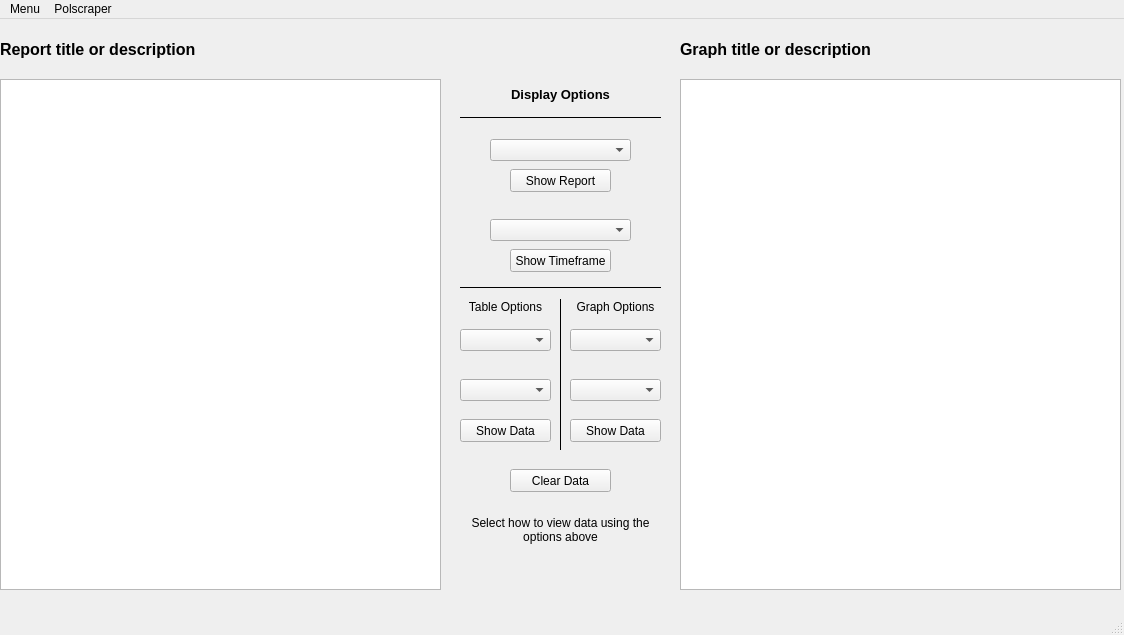
The window that ui/polscraper_data.ui (DaveLeroy64/desktop-gui) describes before a commit, drawn with Qt 5.
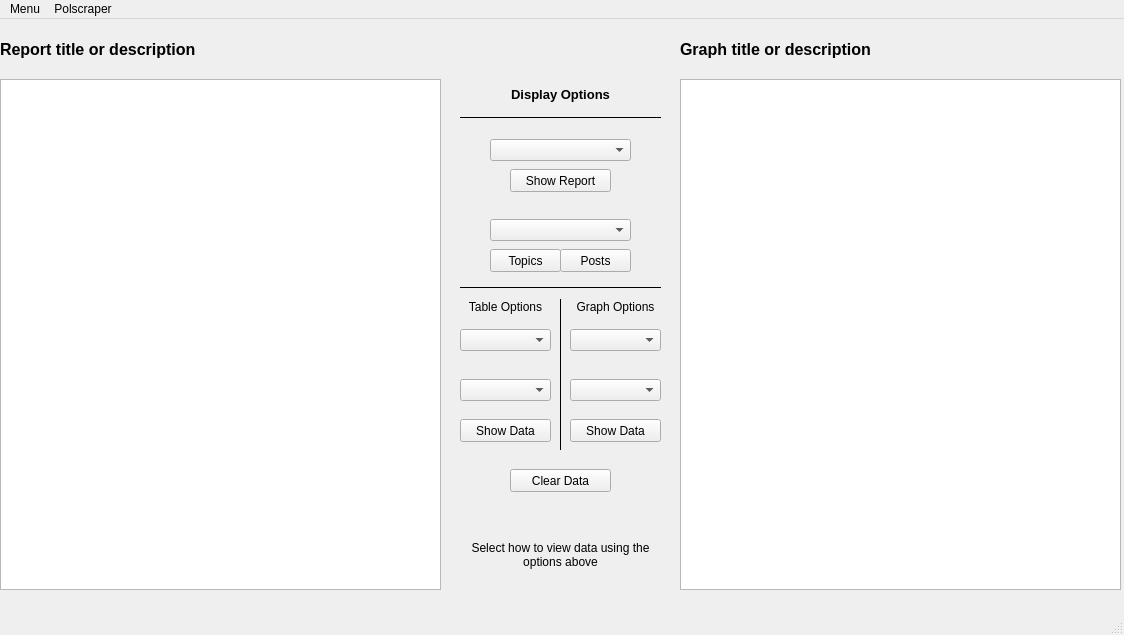
The same window after the commit.

Commit message: DT polscraper now showing posts by country in table and bar chart - working on line plot. readme update.

Patch:
```diff
--- a/ui/polscraper_data.ui
+++ b/ui/polscraper_data.ui
@@ -162,14 +162,14 @@
    <widget class="QPushButton" name="a_showTimeframeButton">
     <property name="geometry">
      <rect>
-      <x>510</x>
+      <x>490</x>
       <y>230</y>
-      <width>101</width>
+      <width>71</width>
       <height>23</height>
      </rect>
     </property>
     <property name="text">
-     <string>Show Timeframe</string>
+     <string>Topics</string>
     </property>
    </widget>
    <widget class="Line" name="b_line_2">
@@ -313,9 +313,9 @@
     <property name="geometry">
      <rect>
       <x>460</x>
-      <y>450</y>
+      <y>480</y>
       <width>201</width>
-      <height>121</height>
+      <height>111</height>
      </rect>
     </property>
     <property name="text">
@@ -341,6 +341,19 @@
      <string>Clear Data</string>
     </property>
    </widget>
+   <widget class="QPushButton" name="a_showTimeframeButton_2">
+    <property name="geometry">
+     <rect>
+      <x>560</x>
+      <y>230</y>
+      <width>71</width>
+      <height>23</height>
+     </rect>
+    </property>
+    <property name="text">
+     <string>Posts</string>
+    </property>
+   </widget>
   </widget>
   <widget class="QMenuBar" name="menubar">
    <property name="geometry">
```
The commit also changes 2 other files.
